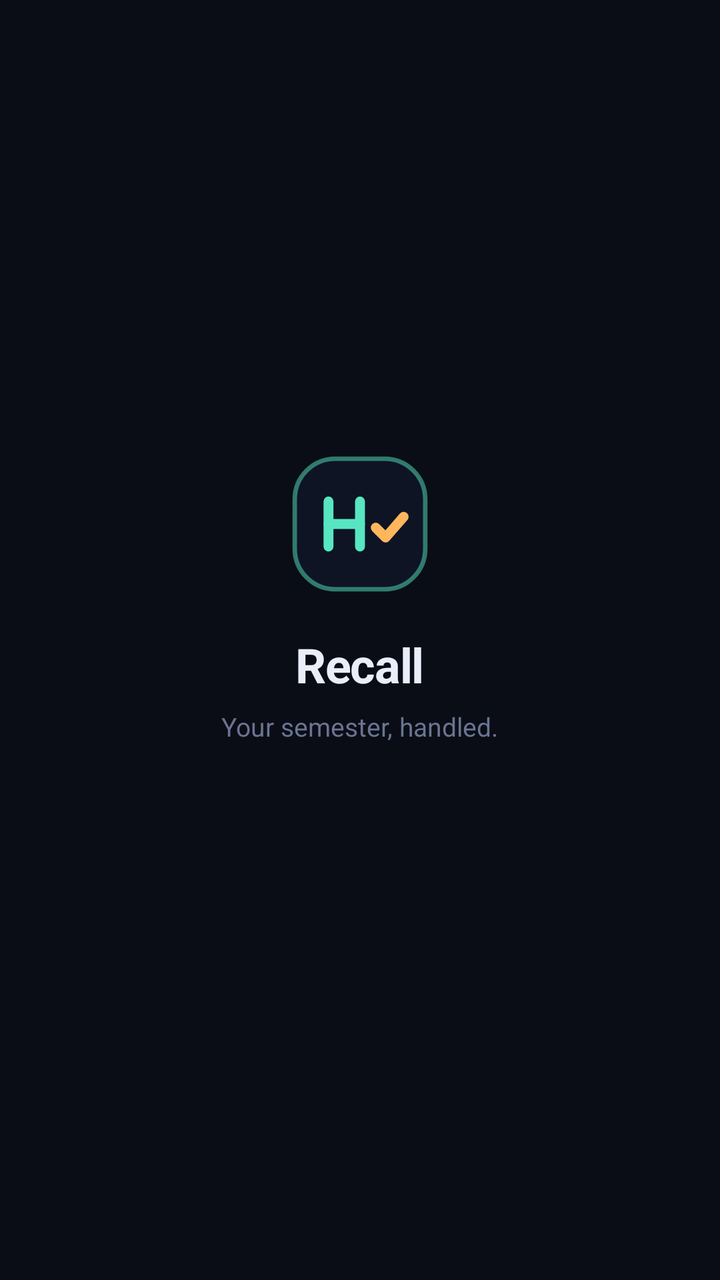
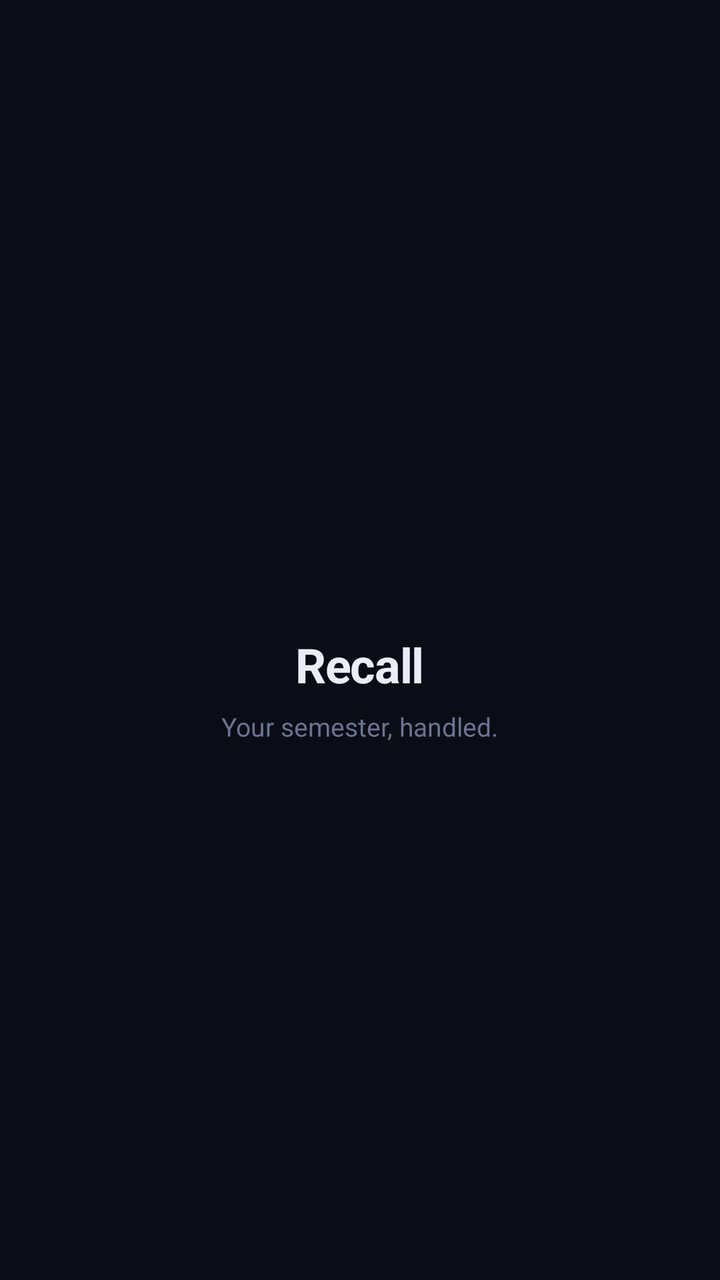

Screens rendered from an Android XML layout before and after an edit, with the pre-edit source and the edit as a unified diff.
<!-- AndroidManifest.xml: application theme Theme.Recall -->
<!-- res/layout/activity_main.xml -->
<?xml version="1.0" encoding="utf-8"?>
<FrameLayout xmlns:android="http://schemas.android.com/apk/res/android"
    android:id="@+id/root"
    android:layout_width="match_parent"
    android:layout_height="match_parent"
    android:background="#0A0D15">

    <WebView
        android:id="@+id/web"
        android:layout_width="match_parent"
        android:layout_height="match_parent" />

    
    <LinearLayout
        android:id="@+id/splash"
        android:layout_width="match_parent"
        android:layout_height="match_parent"
        android:background="#0A0D15"
        android:gravity="center"
        android:orientation="vertical">

        <ImageView
            android:layout_width="72dp"
            android:layout_height="72dp"
            android:contentDescription="@string/app_name"
            android:src="@drawable/ic_recall_mark" />

        <TextView
            android:layout_width="wrap_content"
            android:layout_height="wrap_content"
            android:layout_marginTop="18dp"
            android:letterSpacing="-0.02"
            android:text="@string/app_name"
            android:textColor="#EAEEFB"
            android:textSize="24sp"
            android:textStyle="bold" />

        <TextView
            android:layout_width="wrap_content"
            android:layout_height="wrap_content"
            android:layout_marginTop="6dp"
            android:text="@string/splash_tagline"
            android:textColor="#6A7492"
            android:textSize="13sp" />

        <ProgressBar
            style="?android:attr/progressBarStyleSmall"
            android:layout_width="wrap_content"
            android:layout_height="wrap_content"
            android:layout_marginTop="26dp"
            android:indeterminateTint="#57E6C1" />
    </LinearLayout>
</FrameLayout>
<!-- resources referenced by this layout -->
<resources>
  <!-- drawable ic_recall_mark (drawable) -->
  <?xml version="1.0" encoding="utf-8"?>
  <vector xmlns:android="http://schemas.android.com/apk/res/android"
      android:width="108dp"
      android:height="108dp"
      android:viewportWidth="32"
      android:viewportHeight="32">
  
      <path
          android:fillColor="#0E1424"
          android:pathData="M10.5,1.5h11a9,9 0,0 1,9 9v11a9,9 0,0 1,-9 9h-11a9,9 0,0 1,-9 -9v-11a9,9 0,0 1,9 -9z"
          android:strokeWidth="1"
          android:strokeColor="#8057E6C1" />
  
      <path
          android:pathData="M9,21V11"
          android:strokeWidth="2.2"
          android:strokeColor="#57E6C1"
          android:strokeLineCap="round" />
      <path
          android:pathData="M9,16h7"
          android:strokeWidth="2.2"
          android:strokeColor="#57E6C1"
          android:strokeLineCap="round" />
      <path
          android:pathData="M16,11v10"
          android:strokeWidth="2.2"
          android:strokeColor="#57E6C1"
          android:strokeLineCap="round" />
  
      <path
          android:pathData="M19.5,16.8l2.2,2.2l4,-4.6"
          android:strokeWidth="2.2"
          android:strokeColor="#FFB65C"
          android:strokeLineCap="round"
          android:strokeLineJoin="round" />
  </vector>
  <string name="app_name">Recall</string>
  <string name="splash_tagline">Your semester, handled.</string>
  <style name="Theme.Recall" parent="Theme.AppCompat.DayNight.NoActionBar">
          <item name="android:statusBarColor">#0A0D15</item>
          <item name="android:windowBackground">#0A0D15</item>
      </style>
</resources>

<!-- the commit's change to res/layout/activity_main.xml (unified diff, before → after) -->
@@ -23,7 +23,7 @@
             android:layout_width="72dp"
             android:layout_height="72dp"
             android:contentDescription="@string/app_name"
-            android:src="@drawable/ic_recall_mark" />
+            android:src="@mipmap/ic_launcher" />
 
         <TextView
             android:layout_width="wrap_content"
<!-- resource entries referenced after the edit -->
@@ -1,42 +1,9 @@
 <!-- resources referenced by this layout -->
 <resources>
-  <!-- drawable ic_recall_mark (drawable) -->
+  <!-- mipmap ic_launcher (mipmap-anydpi-v26) -->
   <?xml version="1.0" encoding="utf-8"?>
-  <vector xmlns:android="http://schemas.android.com/apk/res/android"
-      android:width="108dp"
-      android:height="108dp"
-      android:viewportWidth="32"
-      android:viewportHeight="32">
-  
-      <path
-          android:fillColor="#0E1424"
-          android:pathData="M10.5,1.5h11a9,9 0,0 1,9 9v11a9,9 0,0 1,-9 9h-11a9,9 0,0 1,-9 -9v-11a9,9 0,0 1,9 -9z"
-          android:strokeWidth="1"
-          android:strokeColor="#8057E6C1" />
-  
-      <path
-          android:pathData="M9,21V11"
-          android:strokeWidth="2.2"
-          android:strokeColor="#57E6C1"
-          android:strokeLineCap="round" />
-      <path
-          android:pathData="M9,16h7"
-          android:strokeWidth="2.2"
-          android:strokeColor="#57E6C1"
-          android:strokeLineCap="round" />
-      <path
-          android:pathData="M16,11v10"
-          android:strokeWidth="2.2"
-          android:strokeColor="#57E6C1"
-          android:strokeLineCap="round" />
-  
-      <path
-          android:pathData="M19.5,16.8l2.2,2.2l4,-4.6"
-          android:strokeWidth="2.2"
-          android:strokeColor="#FFB65C"
-          android:strokeLineCap="round"
-          android:strokeLineJoin="round" />
-  </vector>
+  <bitmap xmlns:android="http://schemas.android.com/apk/res/android"
+      android:src="@mipmap/ic_launcher_round" />
   <string name="app_name">Recall</string>
   <string name="splash_tagline">Your semester, handled.</string>
   <style name="Theme.Recall" parent="Theme.AppCompat.DayNight.NoActionBar">
